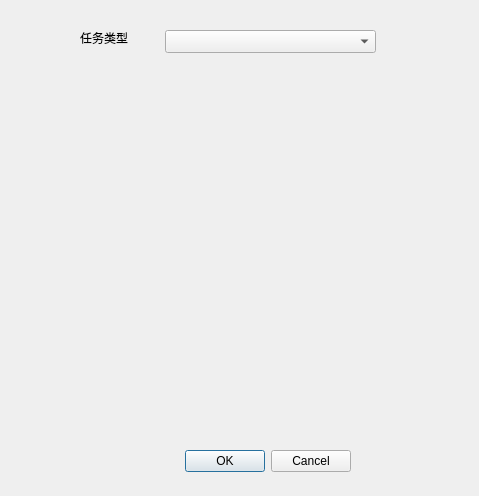
The window that src/ui/editTask/edittaskdialog.ui (Ferrarii-430/onmyoji-script) describes before a commit, drawn with Qt 5.
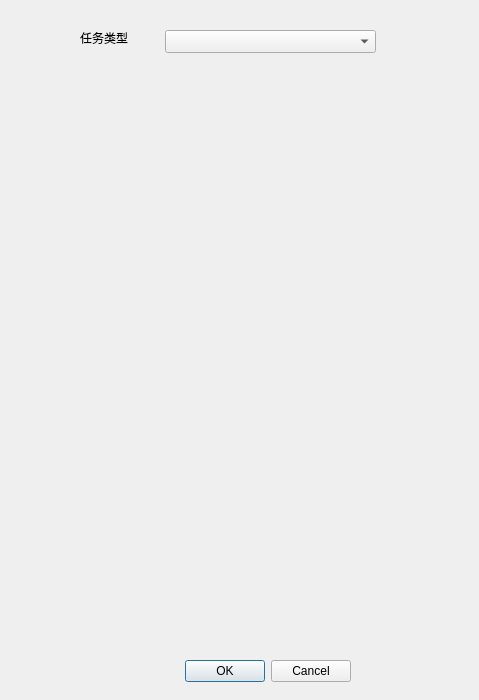
The same window after the commit.

Commit message:
fix(ocr): 放大编辑对话框，修复ROI预览被裁剪不显示
EditTaskDialog 的 QStackedWidget 固定高度仅 350，而 OcrForm 内容高 554，
导致底部的"上传图片"按钮与 roiPreview 预览控件被裁剪、始终不可见（默认
16:9 识别框和上传图片后的 ROI 框都看不到）。放大对话框与 stackedWidget、
下移 buttonBox，使 OcrForm 完整显示。同步更新 ui_edittaskdialog.h。

Patch:
```diff
--- a/src/ui/editTask/edittaskdialog.ui
+++ b/src/ui/editTask/edittaskdialog.ui
@@ -7,7 +7,7 @@
     <x>0</x>
     <y>0</y>
     <width>479</width>
-    <height>496</height>
+    <height>700</height>
    </rect>
   </property>
   <property name="windowTitle">
@@ -42,7 +42,7 @@
      <x>80</x>
      <y>80</y>
      <width>291</width>
-     <height>350</height>
+     <height>560</height>
     </rect>
    </property>
   </widget>
@@ -50,7 +50,7 @@
    <property name="geometry">
     <rect>
      <x>130</x>
-     <y>450</y>
+     <y>660</y>
      <width>221</width>
      <height>23</height>
     </rect>
```
The commit also changes 1 other file.
